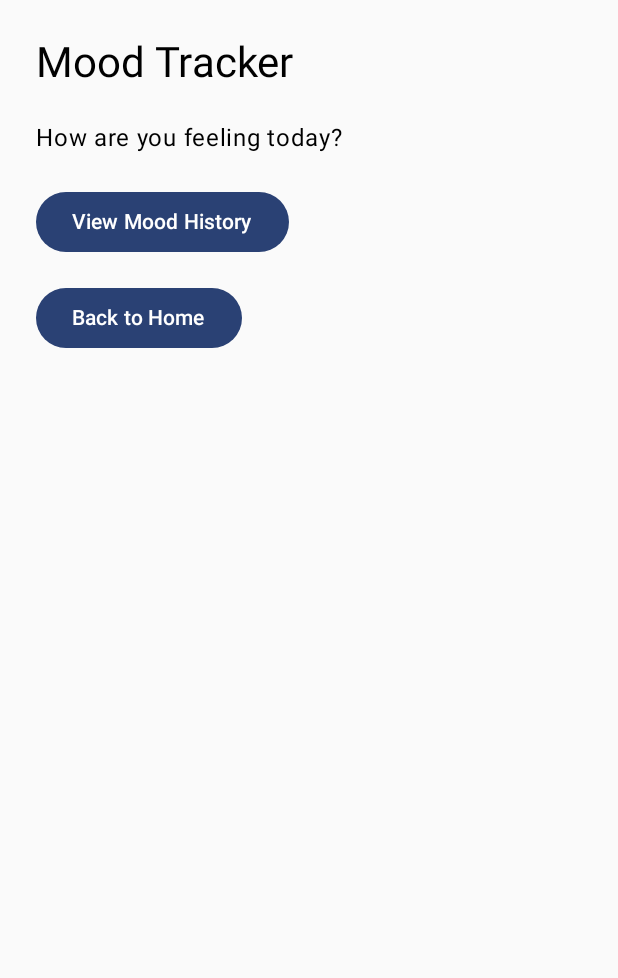
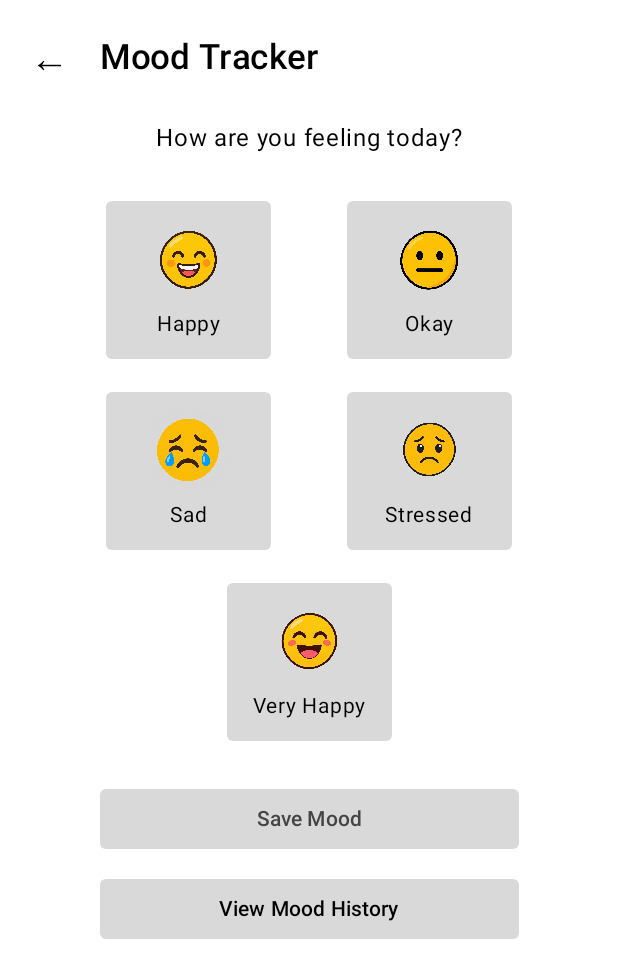
Before and after one commit to Raiyan-Farhaz/TUSMindSpace, an Android app built with Jetpack Compose: the MoodScreen screen opened through its navigation route, on a phone screen of 412 x 824 dp. Shown: the top 978 px of the screen. Run offline under Robolectric (Android 15) with nearby library versions, the phone set to English and light mode, and no system bars.

Commit message:
images for moodtracker screen and code

```diff
--- a/app/src/main/java/com/example/tusmindspace/screens/MoodScreen.kt
+++ b/app/src/main/java/com/example/tusmindspace/screens/MoodScreen.kt
@@ -1,43 +1,218 @@
 
 package com.example.tusmindspace.screens
 
+import androidx.compose.foundation.Image
+import androidx.compose.foundation.background
+import androidx.compose.foundation.clickable
 import androidx.compose.foundation.layout.*
+import androidx.compose.foundation.shape.RoundedCornerShape
 import androidx.compose.material3.*
-import androidx.compose.runtime.Composable
+import androidx.compose.runtime.*
+import androidx.compose.ui.Alignment
 import androidx.compose.ui.Modifier
+import androidx.compose.ui.graphics.Color
+import androidx.compose.ui.res.painterResource
+import androidx.compose.ui.text.font.FontWeight
 import androidx.compose.ui.unit.dp
+import androidx.compose.ui.unit.sp
+import com.example.tusmindspace.R
 
 // This function creates the Mood Tracker screen
 @Composable
 fun MoodScreen(
     onBackClick: () -> Unit,
-    onHistoryClick: () -> Unit // NEW: Opens Mood History
+    onHistoryClick: () -> Unit
 ) {
 
-    Column(modifier = Modifier.padding(24.dp)) {
+    // Temporarily remembers the selected mood
+    var selectedMood by remember { mutableStateOf("") }
 
-        // Screen heading
+    // Column arranges everything vertically
+    Column(
+        modifier = Modifier
+            .fillMaxSize()
+            .background(Color.White)
+            .padding(20.dp),
+        horizontalAlignment = Alignment.CenterHorizontally
+    ) {
+
+        // Top row: back arrow and heading
+        Row(
+            modifier = Modifier.fillMaxWidth(),
+            verticalAlignment = Alignment.CenterVertically
+        ) {
+
+            Text(
+                text = "←",
+                fontSize = 26.sp,
+                modifier = Modifier.clickable {
+                    onBackClick()
+                }
+            )
+
+            Spacer(modifier = Modifier.width(20.dp))
+
+            Text(
+                text = "Mood Tracker",
+                fontSize = 23.sp,
+                fontWeight = FontWeight.Medium,
+                color = Color.Black
+            )
+        }
+
+        Spacer(modifier = Modifier.height(24.dp))
+
+        // Question
         Text(
-            text = "Mood Tracker",
-            style = MaterialTheme.typography.headlineMedium
+            text = "How are you feeling today?",
+            fontSize = 16.sp,
+            color = Color.Black
         )
 
-        Spacer(modifier = Modifier.height(20.dp))
+        Spacer(modifier = Modifier.height(30.dp))
 
-        Text("How are you feeling today?")
+        // First row: Happy and Okay
+        Row(
+            modifier = Modifier.fillMaxWidth(),
+            horizontalArrangement = Arrangement.SpaceEvenly
+        ) {
 
-        Spacer(modifier = Modifier.height(20.dp))
+            MoodCard(
+                mood = "Happy",
+                imageId = R.drawable.happy,
+                selectedMood = selectedMood,
+                onClick = { selectedMood = "Happy" }
+            )
 
-        // NEW: Button to open Mood History
-        Button(onClick = onHistoryClick) {
-            Text("View Mood History")
+            MoodCard(
+                mood = "Okay",
+                imageId = R.drawable.okay,
+                selectedMood = selectedMood,
+                onClick = { selectedMood = "Okay" }
+            )
         }
 
-        Spacer(modifier = Modifier.height(16.dp))
+        Spacer(modifier = Modifier.height(22.dp))
 
-        // Existing Back button
-        Button(onClick = onBackClick) {
-            Text("Back to Home")
+        // Second row: Sad and Stressed
+        Row(
+            modifier = Modifier.fillMaxWidth(),
+            horizontalArrangement = Arrangement.SpaceEvenly
+        ) {
+
+            MoodCard(
+                mood = "Sad",
+                imageId = R.drawable.sad,
+                selectedMood = selectedMood,
+                onClick = { selectedMood = "Sad" }
+            )
+
+            MoodCard(
+                mood = "Stressed",
+                imageId = R.drawable.stressed,
+                selectedMood = selectedMood,
+                onClick = { selectedMood = "Stressed" }
+            )
+        }
+
+        Spacer(modifier = Modifier.height(22.dp))
+
+        // Third row: Very Happy (centered)
+        MoodCard(
+            mood = "Very Happy",
+            imageId = R.drawable.very_happy,
+            selectedMood = selectedMood,
+            onClick = { selectedMood = "Very Happy" }
+        )
+
+        Spacer(modifier = Modifier.height(28.dp))
+
+        // Save Mood button - placeholder until Room is added
+        Button(
+            onClick = {
+                // Later: Save selectedMood using Room database
+            },
+            enabled = selectedMood.isNotEmpty(),
+            modifier = Modifier.fillMaxWidth(0.75f),
+            colors = ButtonDefaults.buttonColors(
+                containerColor = Color(0xFFD9D9D9),
+                contentColor = Color.Black,
+                disabledContainerColor = Color(0xFFD9D9D9),
+                disabledContentColor = Color.DarkGray
+            ),
+            shape = RoundedCornerShape(4.dp)
+        ) {
+            Text("Save Mood")
+        }
+
+        Spacer(modifier = Modifier.height(12.dp))
+
+        // Opens the existing Mood History screen
+        Button(
+            onClick = onHistoryClick,
+            modifier = Modifier.fillMaxWidth(0.75f),
+            colors = ButtonDefaults.buttonColors(
+                containerColor = Color(0xFFD9D9D9),
+                contentColor = Color.Black
+            ),
+            shape = RoundedCornerShape(4.dp)
+        ) {
+            Text("View Mood History")
         }
     }
 }
+
+// Reusable card for each mood image
+@Composable
+fun MoodCard(
+    mood: String,
+    imageId: Int,
+    selectedMood: String,
+    onClick: () -> Unit
+) {
+
+    // Check if this mood is currently selected
+    val isSelected = selectedMood == mood
+
+    Column(
+        modifier = Modifier
+            .size(width = 110.dp, height = 105.dp)
+            .background(
+                color = if (isSelected)
+                    Color(0xFFBDBDBD)
+                else
+                    Color(0xFFD9D9D9),
+                shape = RoundedCornerShape(4.dp)
+            )
+            .clickable { onClick() }
+            .padding(10.dp),
+        horizontalAlignment = Alignment.CenterHorizontally,
+        verticalArrangement = Arrangement.Center
+    ) {
+
+        // Display image from drawable
+        Image(
+            painter = painterResource(id = imageId),
+            contentDescription = mood,
+            modifier = Modifier.size(52.dp)
+        )
+
+        Spacer(modifier = Modifier.height(6.dp))
+
+        // Mood name below the image
+        Text(
+            text = mood,
+            fontSize = 14.sp,
+            color = Color.Black
+        )
+
+        // Show check mark when selected
+        if (isSelected) {
+            Text(
+                text = "✓",
+                fontSize = 12.sp,
+                color = Color.Black
+            )
+        }
+    }
+}
```
Also changed, not shown: app/src/main/res/drawable/happy.png (added), app/src/main/res/drawable/okay.png (added), app/src/main/res/drawable/sad.png (added), app/src/main/res/drawable/stressed.png (added), app/src/main/res/drawable/very_happy.png (added).
